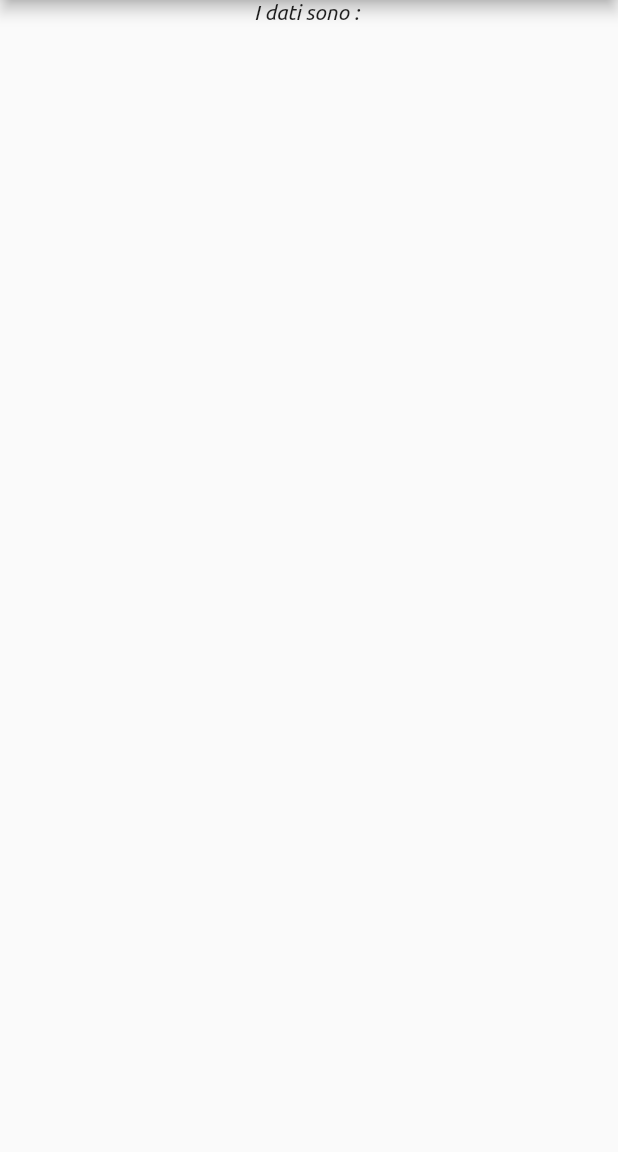
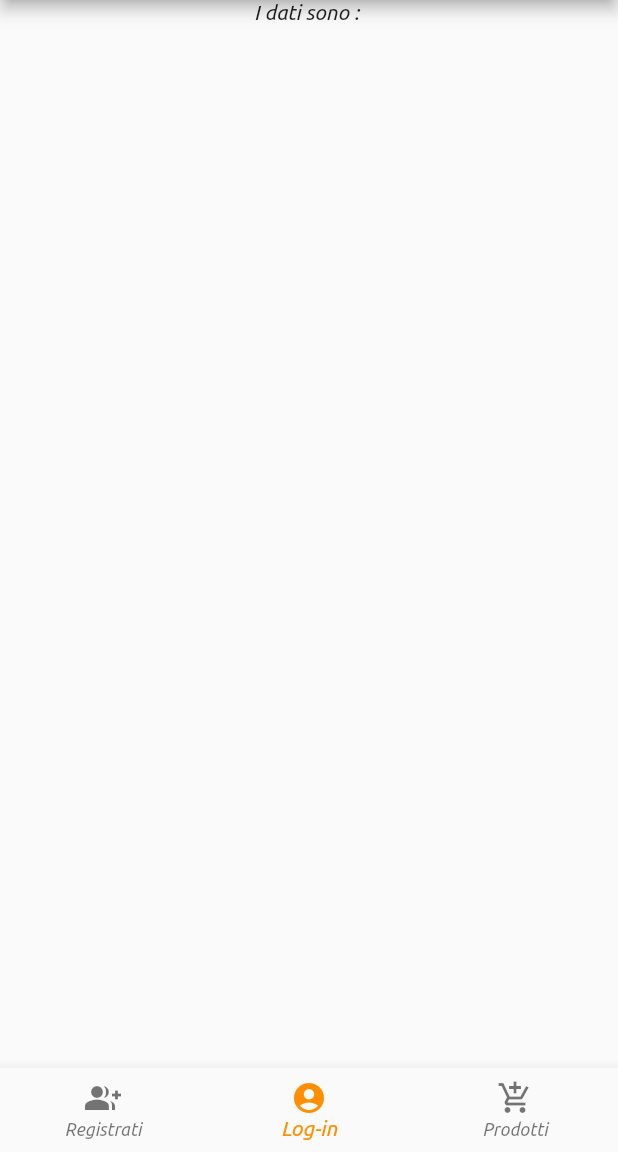
Before and after one commit to daniele10529/eccellenze_italiane, a Flutter app: the screen it shows after launch, after a tap on the "arrow forward ios" icon, on a phone screen of 412 x 824 dp, the part 84-1236 px from its top. Run offline on Flutter 3.47's test engine with Material 2 defaults, Android fonts, the phone set to English and light mode, and no system bars; project files that could hold a hidden picture were left out.

Commit message:
login_page

```diff
--- a/lib/UITemplate/data_page.dart
+++ b/lib/UITemplate/data_page.dart
@@ -9,15 +9,12 @@ class Data_page extends StatefulWidget{
   }
 }
 
+
+
 class data_content extends State<Data_page>{
-
 
   @override
   Widget build(BuildContext context) {
-
-    Navigator.push(context, MaterialPageRoute(
-
-      builder: (BuildContext context) {
 
     return Scaffold(
 
@@ -47,12 +44,41 @@ class data_content extends State<Data_page>{
         ),
       ),
 
+      bottomNavigationBar: BottomNavigationBar(
+        items: <BottomNavigationBarItem>[
+          BottomNavigationBarItem(
+            icon: Icon(Icons.group_add),
+            title: new Text("Registrati",style: TextStyle(color: Colors.lightBlueAccent,fontSize: 14),),
+          ),
+          BottomNavigationBarItem(
+            icon: Icon(Icons.account_circle),
+            title: new Text("Log-in",style: TextStyle(color: Colors.lightBlueAccent,fontSize: 14),),
+          ),
+          BottomNavigationBarItem(
+            icon: Icon(Icons.add_shopping_cart),
+            title: new Text("Prodotti",style: TextStyle(color: Colors.lightBlueAccent,fontSize: 14),),
+          ),
+        ],
+        onTap: _ontapitem,
+        selectedItemColor: Colors.amber[800],
+        currentIndex: 1,
+      ),
 
     );
 
-      },
-
-    ));
 
   }
+
+  _ontapitem(int index){
+    setState(() {
+
+      if(index == 0){
+        Navigator.pop(context);
       }
+      if(index == 2){
+
+      }
+    });
+  }
+
+}
--- a/lib/UITemplate/login_page.dart
+++ b/lib/UITemplate/login_page.dart
@@ -41,7 +41,7 @@ class my_content extends State<First_page>{
             icon: const Icon(Icons.arrow_forward_ios),
             tooltip: 'Pagina dei dati',
             onPressed: () {
-              new data_content().build(context);
+              Navigator.push(context, MaterialPageRoute(builder: (context) => Data_page()),);
             },
           ),
         ],
@@ -222,8 +222,38 @@ class my_content extends State<First_page>{
 
       ),
 
+      bottomNavigationBar: BottomNavigationBar(
+          items: <BottomNavigationBarItem>[
+            BottomNavigationBarItem(
+              icon: Icon(Icons.group_add),
+              title: new Text("Registrati",style: TextStyle(color: Colors.lightBlueAccent,fontSize: 14),),
+            ),
+            BottomNavigationBarItem(
+              icon: Icon(Icons.account_circle),
+              title: new Text("Log-in",style: TextStyle(color: Colors.lightBlueAccent,fontSize: 14),),
+            ),
+            BottomNavigationBarItem(
+              icon: Icon(Icons.add_shopping_cart),
+              title: new Text("Prodotti",style: TextStyle(color: Colors.lightBlueAccent,fontSize: 14),),
+            ),
+          ],
+        onTap: _ontapitem,
+        selectedItemColor: Colors.amber[800],
+        currentIndex: 0,
+      ),
     );
 
+  }
+
+  _ontapitem(int index){
+    setState(() {
+      if(index == 1){
+        Navigator.push(context, MaterialPageRoute(builder: (context) => Data_page()),);
+      }
+      if(index == 2){
+        dati = "Andrai a pagina 2";
+      }
+    });
   }
 
   void _assegnanome(){
@@ -268,22 +298,6 @@ class my_content extends State<First_page>{
       }
     });
   }
-
-/*
-avevo provato ad utilizzre una funzione generica per selezionare il testo quando il
-TextField riceve il focus ma si comporta in modo strano
-sovrascrive le lettere.
-  _select(TextEditingController t){
-    setState(() {
-      String text =  t.text;
-      t.value = t.value.copyWith(
-        text: text,
-        selection : TextSelection(baseOffset: 0,extentOffset: text.length),
-      );
-      return;
-    });
-  }
-  */
 
    void _selnome(){
      //seleziono il testo quando il textField riceve il focus
```
Lines whose indentation alone changed are shown as unchanged.
